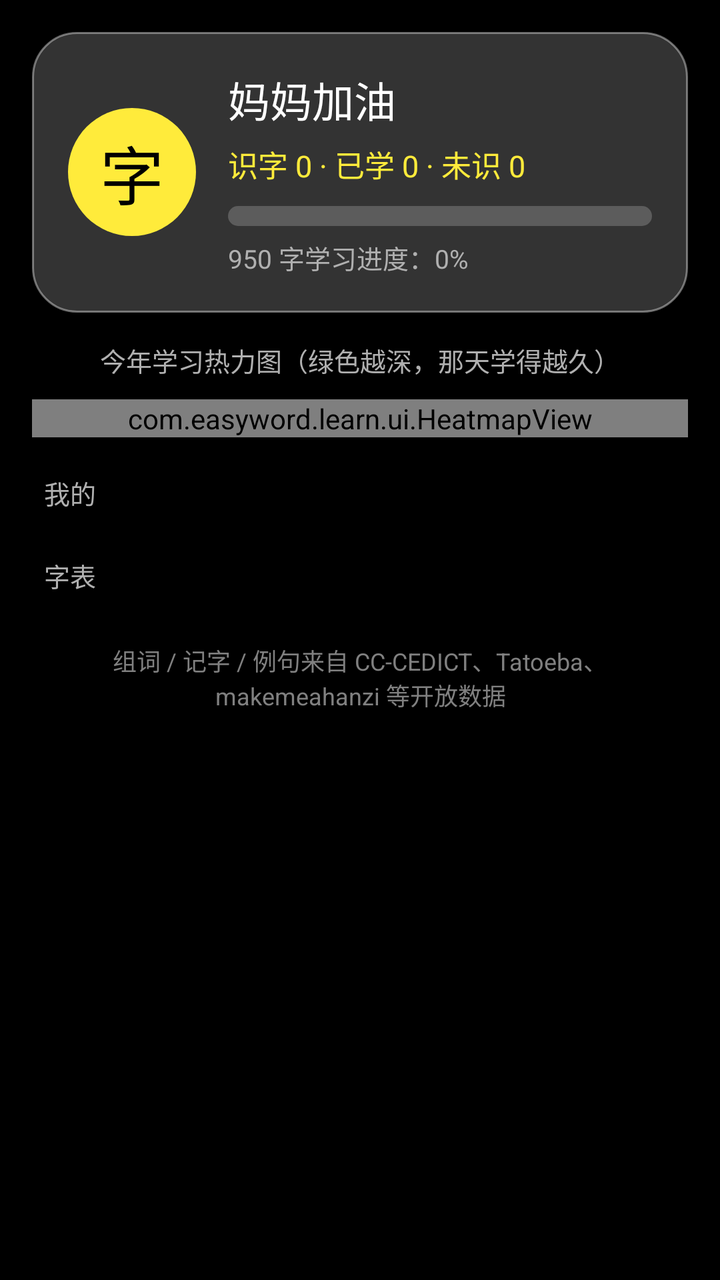
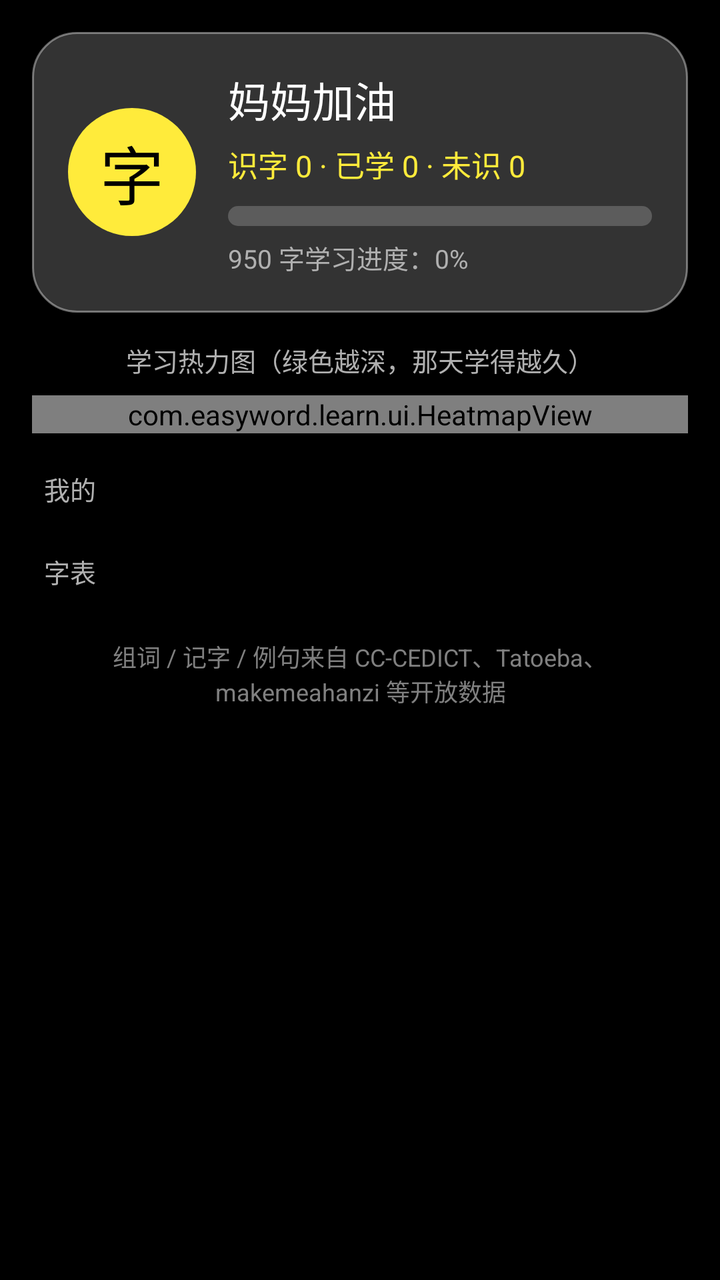

Screens rendered from an Android XML layout before and after an edit, with the pre-edit source and the edit as a unified diff.
<!-- AndroidManifest.xml: application theme Theme.EasyWord -->
<!-- res/layout/fragment_profile.xml -->
<?xml version="1.0" encoding="utf-8"?>
<ScrollView xmlns:android="http://schemas.android.com/apk/res/android"
    android:layout_width="match_parent"
    android:layout_height="match_parent"
    android:background="@color/black">

    <LinearLayout
        android:layout_width="match_parent"
        android:layout_height="wrap_content"
        android:orientation="vertical"
        android:padding="16dp">

        
        <LinearLayout
            android:layout_width="match_parent"
            android:layout_height="wrap_content"
            android:background="@drawable/bg_card"
            android:gravity="center_vertical"
            android:orientation="horizontal"
            android:padding="18dp">

            <TextView
                android:layout_width="64dp"
                android:layout_height="64dp"
                android:background="@drawable/bg_circle_gold"
                android:gravity="center"
                android:text="字"
                android:textColor="@color/black"
                android:textSize="32sp" />

            <LinearLayout
                android:layout_width="0dp"
                android:layout_height="wrap_content"
                android:layout_marginStart="16dp"
                android:layout_weight="1"
                android:orientation="vertical">

                <TextView
                    android:layout_width="match_parent"
                    android:layout_height="wrap_content"
                    android:text="妈妈加油"
                    android:textColor="@color/white"
                    android:textSize="21sp" />

                <TextView
                    android:id="@+id/textStats"
                    android:layout_width="match_parent"
                    android:layout_height="wrap_content"
                    android:layout_marginTop="6dp"
                    android:textColor="@color/yellow"
                    android:textSize="15sp"
                    android:text="识字 0 · 已学 0 · 未识 0" />

                <ProgressBar
                    android:id="@+id/progressLearn"
                    style="?android:attr/progressBarStyleHorizontal"
                    android:layout_width="match_parent"
                    android:layout_height="10dp"
                    android:layout_marginTop="10dp"
                    android:max="950"
                    android:progress="0"
                    android:progressDrawable="@drawable/progress_learn" />

                <TextView
                    android:id="@+id/textTotalProgress"
                    android:layout_width="match_parent"
                    android:layout_height="wrap_content"
                    android:layout_marginTop="6dp"
                    android:textColor="@color/gray"
                    android:textSize="13sp"
                    android:text="950 字学习进度：0%" />
            </LinearLayout>
        </LinearLayout>

        
        <TextView
            android:layout_width="match_parent"
            android:layout_height="wrap_content"
            android:layout_marginTop="14dp"
            android:gravity="center"
            android:text="今年学习热力图（绿色越深，那天学得越久）"
            android:textColor="@color/gray"
            android:textSize="13sp" />

        <com.easyword.learn.ui.HeatmapView
            android:id="@+id/heatmap"
            android:layout_width="match_parent"
            android:layout_height="wrap_content"
            android:layout_marginStart="-16dp"
            android:layout_marginTop="10dp"
            android:layout_marginEnd="-16dp" />

        <TextView
            android:layout_width="match_parent"
            android:layout_height="wrap_content"
            android:layout_marginTop="18dp"
            android:layout_marginStart="6dp"
            android:text="我的"
            android:textColor="@color/gray"
            android:textSize="13sp" />

        <LinearLayout
            android:id="@+id/rowBoxMine"
            android:layout_width="match_parent"
            android:layout_height="wrap_content"
            android:layout_marginTop="6dp"
            android:orientation="vertical" />

        <TextView
            android:layout_width="match_parent"
            android:layout_height="wrap_content"
            android:layout_marginTop="16dp"
            android:layout_marginStart="6dp"
            android:text="字表"
            android:textColor="@color/gray"
            android:textSize="13sp" />

        <LinearLayout
            android:id="@+id/rowBoxLists"
            android:layout_width="match_parent"
            android:layout_height="wrap_content"
            android:layout_marginTop="6dp"
            android:orientation="vertical" />

        <TextView
            android:layout_width="match_parent"
            android:layout_height="wrap_content"
            android:layout_marginTop="18dp"
            android:gravity="center"
            android:textColor="#808080"
            android:textSize="12sp"
            android:text="组词 / 记字 / 例句来自 CC-CEDICT、Tatoeba、makemeahanzi 等开放数据" />
    </LinearLayout>
</ScrollView>
<!-- resources referenced by this layout -->
<resources>
  <color name="black">#000000</color>
  <color name="gray">#B0B0B0</color>
  <color name="white">#FFFFFF</color>
  <color name="yellow">#FFEB3B</color>
  <!-- drawable bg_card (drawable) -->
  <?xml version="1.0" encoding="utf-8"?>
  <shape xmlns:android="http://schemas.android.com/apk/res/android"
      android:shape="rectangle">
      <solid android:color="@color/semi_white" />
      <corners android:radius="22dp" />
      <stroke
          android:width="1dp"
          android:color="#66FFFFFF" />
  </shape>
  <!-- drawable bg_circle_gold (drawable) -->
  <?xml version="1.0" encoding="utf-8"?>
  <shape xmlns:android="http://schemas.android.com/apk/res/android"
      android:shape="oval">
      <solid android:color="@color/yellow" />
  </shape>
  <!-- drawable progress_learn (drawable) -->
  <?xml version="1.0" encoding="utf-8"?>
  <layer-list xmlns:android="http://schemas.android.com/apk/res/android">
      <item android:id="@android:id/background">
          <shape android:shape="rectangle">
              <corners android:radius="6dp" />
              <solid android:color="#33FFFFFF" />
          </shape>
      </item>
      <item android:id="@android:id/progress">
          <clip>
              <shape android:shape="rectangle">
                  <corners android:radius="6dp" />
                  <solid android:color="@color/yellow" />
              </shape>
          </clip>
      </item>
  </layer-list>
  <style name="Theme.EasyWord" parent="Theme.AppCompat.NoActionBar">
          <item name="android:windowBackground">@color/black</item>
          <item name="android:statusBarColor">@color/black</item>
          <item name="android:navigationBarColor">@color/black</item>
          <item name="colorPrimary">@color/black</item>
          <item name="colorPrimaryDark">@color/black</item>
          <item name="colorAccent">@color/yellow</item>
      </style>
  <color name="semi_white">#33FFFFFF</color>
</resources>

<!-- the commit's change to res/layout/fragment_profile.xml (unified diff, before → after) -->
@@ -78,16 +78,34 @@
             android:layout_height="wrap_content"
             android:layout_marginTop="14dp"
             android:gravity="center"
-            android:text="今年学习热力图（绿色越深，那天学得越久）"
+            android:text="学习热力图（绿色越深，那天学得越久）"
             android:textColor="@color/gray"
             android:textSize="13sp" />
+
+        
+        <HorizontalScrollView
+            android:id="@+id/periodScroll"
+            android:layout_width="match_parent"
+            android:layout_height="wrap_content"
+            android:layout_marginTop="10dp"
+            android:scrollbars="none"
+            android:visibility="gone">
+
+            <LinearLayout
+                android:id="@+id/periodBox"
+                android:layout_width="wrap_content"
+                android:layout_height="wrap_content"
+                android:orientation="horizontal"
+                android:paddingStart="2dp"
+                android:paddingEnd="2dp" />
+        </HorizontalScrollView>
 
         <com.easyword.learn.ui.HeatmapView
             android:id="@+id/heatmap"
             android:layout_width="match_parent"
             android:layout_height="wrap_content"
             android:layout_marginStart="-16dp"
-            android:layout_marginTop="10dp"
+            android:layout_marginTop="8dp"
             android:layout_marginEnd="-16dp" />
 
         <TextView
